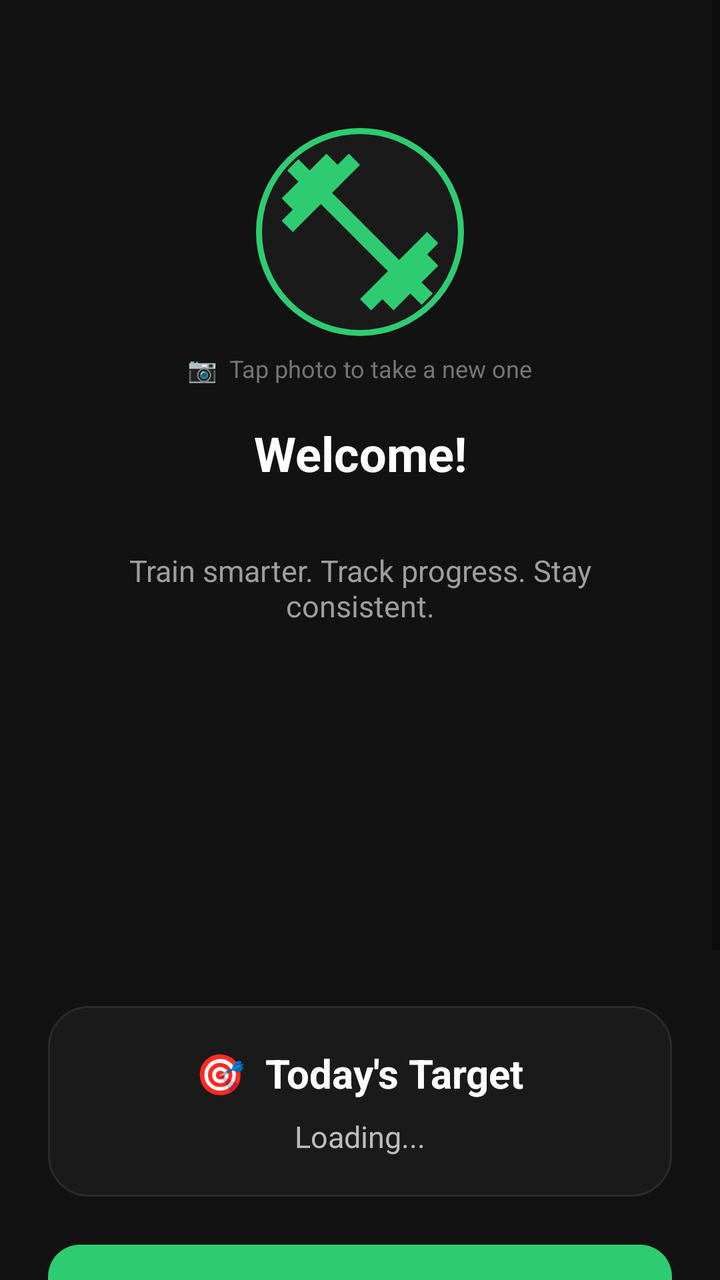
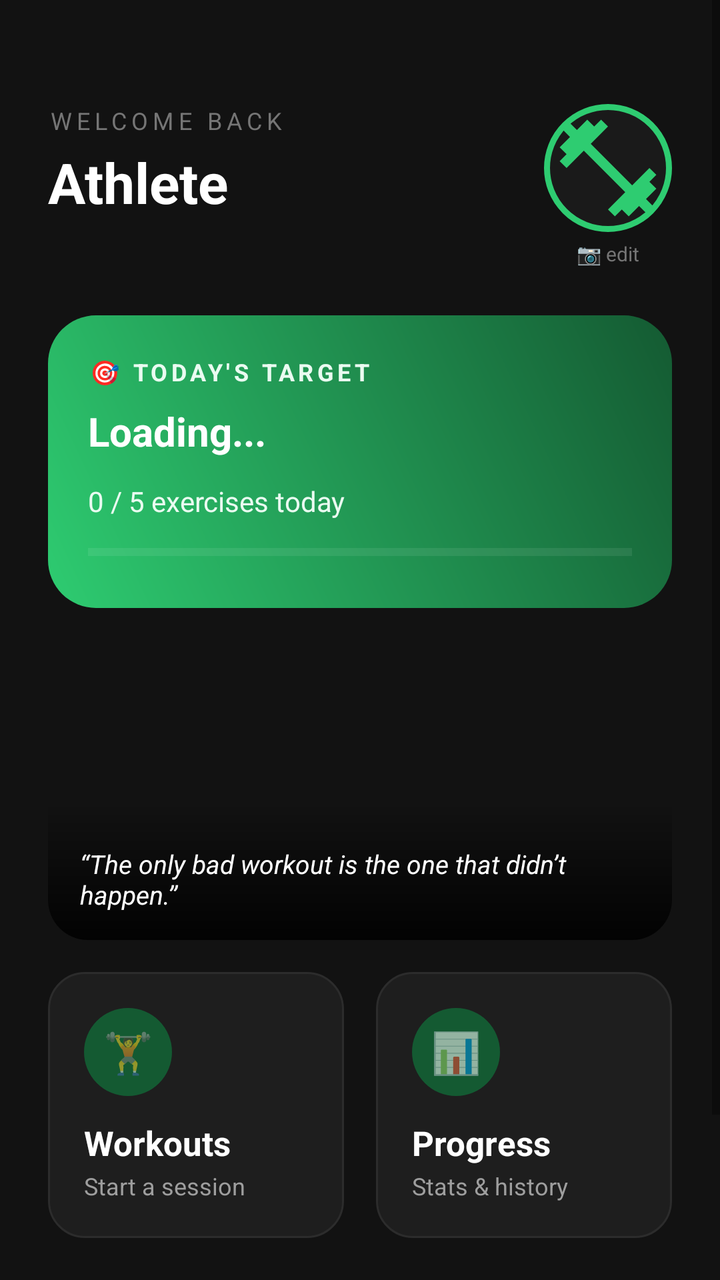

Screens rendered from an Android XML layout before and after an edit, with the pre-edit source and the edit as a unified diff.
<!-- AndroidManifest.xml: application theme Theme.GymFlow -->
<!-- res/layout/activity_main.xml -->
<?xml version="1.0" encoding="utf-8"?>
<ScrollView xmlns:android="http://schemas.android.com/apk/res/android"
    android:layout_width="match_parent"
    android:layout_height="match_parent"
    android:background="@color/background">

    <LinearLayout
        android:layout_width="match_parent"
        android:layout_height="wrap_content"
        android:orientation="vertical"
        android:padding="24dp">

        
        <ImageView
            android:id="@+id/imgProfile"
            android:layout_width="104dp"
            android:layout_height="104dp"
            android:layout_gravity="center"
            android:layout_marginTop="40dp"
            android:background="@drawable/profile_ring_bg"
            android:padding="5dp"
            android:src="@drawable/ic_dumbbell"
            android:contentDescription="Profile photo" />

        
        <TextView
            android:layout_width="wrap_content"
            android:layout_height="wrap_content"
            android:layout_gravity="center"
            android:layout_marginTop="8dp"
            android:text="📷  Tap photo to take a new one"
            android:textColor="@color/text_muted"
            android:textSize="12sp" />

        
        <TextView
            android:id="@+id/tvWelcome"
            android:layout_width="match_parent"
            android:layout_height="wrap_content"
            android:layout_marginTop="18dp"
            android:gravity="center"
            android:text="Welcome!"
            android:textColor="@color/text_primary"
            android:textSize="24sp"
            android:textStyle="bold" />

        
        <TextView
            android:id="@+id/tvStreak"
            android:layout_width="match_parent"
            android:layout_height="wrap_content"
            android:layout_marginTop="6dp"
            android:gravity="center"
            android:text=""
            android:textColor="@color/accent"
            android:textSize="15sp"
            android:textStyle="bold" />

        
        <TextView
            android:id="@+id/tvSubtitle"
            android:layout_width="280dp"
            android:layout_height="wrap_content"
            android:layout_gravity="center"
            android:layout_marginTop="6dp"
            android:gravity="center"
            android:text="Train smarter. Track progress. Stay consistent."
            android:textColor="@color/text_secondary"
            android:textSize="15sp" />

        
        <ImageView
            android:id="@+id/imgBanner"
            android:layout_width="match_parent"
            android:layout_height="150dp"
            android:layout_marginTop="24dp"
            android:scaleType="centerCrop"
            android:contentDescription="Fitness banner" />

        
        <LinearLayout
            android:layout_width="match_parent"
            android:layout_height="wrap_content"
            android:layout_marginTop="16dp"
            android:background="@drawable/screen_panel_bg"
            android:orientation="vertical"
            android:padding="20dp">

            <TextView
                android:id="@+id/tvTargetTitle"
                android:layout_width="wrap_content"
                android:layout_height="wrap_content"
                android:layout_gravity="center"
                android:text="🎯  Today's Target"
                android:textColor="@color/text_primary"
                android:textSize="20sp"
                android:textStyle="bold" />

            <TextView
                android:id="@+id/tvTargetSubtitle"
                android:layout_width="wrap_content"
                android:layout_height="wrap_content"
                android:layout_marginTop="8dp"
                android:layout_gravity="center"
                android:text="Loading..."
                android:textColor="#BDBDBD"
                android:textSize="15sp" />

        </LinearLayout>

        
        <Button
            android:id="@+id/btnViewWorkouts"
            android:layout_width="match_parent"
            android:layout_height="56dp"
            android:layout_marginTop="24dp"
            android:background="@drawable/primary_button_bg"
            android:text="View Workouts"
            android:textAllCaps="false"
            android:textColor="@color/text_primary"
            android:textSize="17sp"
            android:textStyle="bold" />

        
        <Button
            android:id="@+id/btnViewProgress"
            android:layout_width="match_parent"
            android:layout_height="56dp"
            android:layout_marginTop="14dp"
            android:background="@drawable/secondary_button_bg"
            android:text="View Progress"
            android:textAllCaps="false"
            android:textColor="@color/text_primary"
            android:textSize="17sp" />

        
        <Button
            android:id="@+id/btnSignOut"
            android:layout_width="wrap_content"
            android:layout_height="wrap_content"
            android:layout_gravity="center"
            android:layout_marginTop="18dp"
            android:layout_marginBottom="24dp"
            android:background="@android:color/transparent"
            android:text="Sign Out"
            android:textAllCaps="false"
            android:textColor="@color/text_muted"
            android:textSize="15sp" />

    </LinearLayout>

</ScrollView>
<!-- resources referenced by this layout -->
<resources>
  <color name="accent">#2ECC71</color>
  <color name="background">#121212</color>
  <color name="text_muted">#757575</color>
  <color name="text_primary">#FFFFFF</color>
  <color name="text_secondary">#9E9E9E</color>
  <!-- drawable ic_dumbbell (drawable) -->
  <vector xmlns:android="http://schemas.android.com/apk/res/android" android:height="64dp" android:tint="#2ECC71" android:viewportHeight="24" android:viewportWidth="24" android:width="64dp">
        
      <path android:fillColor="@android:color/white" android:pathData="M20.57,14.86L22,13.43 20.57,12 17,15.57 8.43,7 12,3.43 10.57,2 9.14,3.43 7.71,2 5.57,4.14 4.14,2.71 2.71,4.14l1.43,1.43L2,7.71l1.43,1.43L2,10.57 3.43,12 7,8.43 15.57,17 12,20.57 13.43,22l1.43,-1.43L16.29,22l2.14,-2.14 1.43,1.43 1.43,-1.43 -1.43,-1.43L22,16.29z"/>
      
  </vector>
  <!-- drawable primary_button_bg (drawable) -->
  <?xml version="1.0" encoding="utf-8"?>
  <shape xmlns:android="http://schemas.android.com/apk/res/android">
      <solid android:color="#2ECC71" />
      <corners android:radius="16dp" />
  </shape>
  <!-- drawable profile_ring_bg (drawable) -->
  <?xml version="1.0" encoding="utf-8"?>
  <shape xmlns:android="http://schemas.android.com/apk/res/android"
      android:shape="oval">
      <solid android:color="@color/surface" />
      <stroke
          android:width="3dp"
          android:color="@color/accent" />
  </shape>
  <!-- drawable screen_panel_bg (drawable) -->
  <?xml version="1.0" encoding="utf-8"?>
  <shape xmlns:android="http://schemas.android.com/apk/res/android">
      <solid android:color="#1A1A1A" />
      <corners android:radius="20dp" />
      <stroke
          android:width="1dp"
          android:color="#2B2B2B" />
  </shape>
  <!-- drawable secondary_button_bg (drawable) -->
  <?xml version="1.0" encoding="utf-8"?>
  <shape xmlns:android="http://schemas.android.com/apk/res/android">
      <solid android:color="#2A2A2A" />
      <corners android:radius="16dp" />
      <stroke
          android:width="1dp"
          android:color="#3A3A3A" />
  </shape>
  <style name="Theme.GymFlow" parent="Theme.AppCompat.DayNight.NoActionBar">
          <item name="android:statusBarColor">@android:color/transparent</item>
      </style>
  <color name="surface">#1A1A1A</color>
</resources>

<!-- the commit's change to res/layout/activity_main.xml (unified diff, before → after) -->
@@ -11,127 +11,239 @@
         android:padding="24dp">
 
         
-        <ImageView
-            android:id="@+id/imgProfile"
-            android:layout_width="104dp"
-            android:layout_height="104dp"
-            android:layout_gravity="center"
-            android:layout_marginTop="40dp"
-            android:background="@drawable/profile_ring_bg"
-            android:padding="5dp"
-            android:src="@drawable/ic_dumbbell"
-            android:contentDescription="Profile photo" />
-
-        
-        <TextView
-            android:layout_width="wrap_content"
-            android:layout_height="wrap_content"
-            android:layout_gravity="center"
-            android:layout_marginTop="8dp"
-            android:text="📷  Tap photo to take a new one"
-            android:textColor="@color/text_muted"
-            android:textSize="12sp" />
-
-        
-        <TextView
-            android:id="@+id/tvWelcome"
-            android:layout_width="match_parent"
-            android:layout_height="wrap_content"
-            android:layout_marginTop="18dp"
-            android:gravity="center"
-            android:text="Welcome!"
-            android:textColor="@color/text_primary"
-            android:textSize="24sp"
-            android:textStyle="bold" />
-
-        
-        <TextView
-            android:id="@+id/tvStreak"
-            android:layout_width="match_parent"
-            android:layout_height="wrap_content"
-            android:layout_marginTop="6dp"
-            android:gravity="center"
-            android:text=""
-            android:textColor="@color/accent"
-            android:textSize="15sp"
-            android:textStyle="bold" />
-
-        
-        <TextView
-            android:id="@+id/tvSubtitle"
-            android:layout_width="280dp"
-            android:layout_height="wrap_content"
-            android:layout_gravity="center"
-            android:layout_marginTop="6dp"
-            android:gravity="center"
-            android:text="Train smarter. Track progress. Stay consistent."
-            android:textColor="@color/text_secondary"
-            android:textSize="15sp" />
-
-        
-        <ImageView
-            android:id="@+id/imgBanner"
-            android:layout_width="match_parent"
-            android:layout_height="150dp"
+        <LinearLayout
+            android:layout_width="match_parent"
+            android:layout_height="wrap_content"
+            android:layout_marginTop="28dp"
+            android:gravity="center_vertical"
+            android:orientation="horizontal">
+
+            <LinearLayout
+                android:layout_width="0dp"
+                android:layout_height="wrap_content"
+                android:layout_weight="1"
+                android:orientation="vertical">
+
+                <TextView
+                    android:layout_width="wrap_content"
+                    android:layout_height="wrap_content"
+                    android:letterSpacing="0.2"
+                    android:text="WELCOME BACK"
+                    android:textColor="@color/text_muted"
+                    android:textSize="12sp" />
+
+                <TextView
+                    android:id="@+id/tvWelcome"
+                    android:layout_width="wrap_content"
+                    android:layout_height="wrap_content"
+                    android:layout_marginTop="4dp"
+                    android:text="Athlete"
+                    android:textColor="@color/text_primary"
+                    android:textSize="28sp"
+                    android:textStyle="bold" />
+
+                
+                <TextView
+                    android:id="@+id/tvStreak"
+                    android:layout_width="wrap_content"
+                    android:layout_height="wrap_content"
+                    android:layout_marginTop="6dp"
+                    android:text=""
+                    android:textColor="@color/accent"
+                    android:textSize="13sp"
+                    android:textStyle="bold" />
+            </LinearLayout>
+
+            
+            <LinearLayout
+                android:layout_width="wrap_content"
+                android:layout_height="wrap_content"
+                android:gravity="center_horizontal"
+                android:orientation="vertical">
+
+                <ImageView
+                    android:id="@+id/imgProfile"
+                    android:layout_width="64dp"
+                    android:layout_height="64dp"
+                    android:background="@drawable/profile_ring_bg"
+                    android:padding="3dp"
+                    android:src="@drawable/ic_dumbbell"
+                    android:contentDescription="Profile photo — tap to take a new one" />
+
+                <TextView
+                    android:layout_width="wrap_content"
+                    android:layout_height="wrap_content"
+                    android:layout_marginTop="4dp"
+                    android:text="📷 edit"
+                    android:textColor="@color/text_muted"
+                    android:textSize="10sp" />
+            </LinearLayout>
+        </LinearLayout>
+
+        
+        <LinearLayout
+            android:layout_width="match_parent"
+            android:layout_height="wrap_content"
             android:layout_marginTop="24dp"
-            android:scaleType="centerCrop"
-            android:contentDescription="Fitness banner" />
-
-        
-        <LinearLayout
-            android:layout_width="match_parent"
-            android:layout_height="wrap_content"
-            android:layout_marginTop="16dp"
-            android:background="@drawable/screen_panel_bg"
+            android:background="@drawable/hero_panel_bg"
             android:orientation="vertical"
             android:padding="20dp">
 
             <TextView
-                android:id="@+id/tvTargetTitle"
-                android:layout_width="wrap_content"
-                android:layout_height="wrap_content"
-                android:layout_gravity="center"
-                android:text="🎯  Today's Target"
+                android:id="@+id/tvTargetLabel"
+                android:layout_width="wrap_content"
+                android:layout_height="wrap_content"
+                android:letterSpacing="0.15"
+                android:text="🎯 TODAY'S TARGET"
+                android:textColor="@color/text_on_accent"
+                android:textSize="12sp"
+                android:textStyle="bold" />
+
+            <TextView
+                android:id="@+id/tvTargetText"
+                android:layout_width="wrap_content"
+                android:layout_height="wrap_content"
+                android:layout_marginTop="8dp"
+                android:text="Loading..."
                 android:textColor="@color/text_primary"
                 android:textSize="20sp"
                 android:textStyle="bold" />
 
             <TextView
-                android:id="@+id/tvTargetSubtitle"
-                android:layout_width="wrap_content"
+                android:id="@+id/tvTargetProgress"
+                android:layout_width="wrap_content"
+                android:layout_height="wrap_content"
+                android:layout_marginTop="12dp"
+                android:text="0 / 5 exercises today"
+                android:textColor="@color/text_on_accent"
+                android:textSize="14sp" />
+
+            <ProgressBar
+                android:id="@+id/pbDailyGoal"
+                style="?android:attr/progressBarStyleHorizontal"
+                android:layout_width="match_parent"
                 android:layout_height="wrap_content"
                 android:layout_marginTop="8dp"
-                android:layout_gravity="center"
-                android:text="Loading..."
-                android:textColor="#BDBDBD"
-                android:textSize="15sp" />
-
+                android:progressTint="#FFFFFF"
+                android:progressBackgroundTint="#4DFFFFFF" />
         </LinearLayout>
 
         
-        <Button
-            android:id="@+id/btnViewWorkouts"
-            android:layout_width="match_parent"
-            android:layout_height="56dp"
-            android:layout_marginTop="24dp"
-            android:background="@drawable/primary_button_bg"
-            android:text="View Workouts"
-            android:textAllCaps="false"
-            android:textColor="@color/text_primary"
-            android:textSize="17sp"
-            android:textStyle="bold" />
-
-        
-        <Button
-            android:id="@+id/btnViewProgress"
-            android:layout_width="match_parent"
-            android:layout_height="56dp"
-            android:layout_marginTop="14dp"
-            android:background="@drawable/secondary_button_bg"
-            android:text="View Progress"
-            android:textAllCaps="false"
-            android:textColor="@color/text_primary"
-            android:textSize="17sp" />
+        <FrameLayout
+            android:layout_width="match_parent"
+            android:layout_height="150dp"
+            android:layout_marginTop="16dp">
+
+            <ImageView
+                android:id="@+id/imgBanner"
+                android:layout_width="match_parent"
+                android:layout_height="match_parent"
+                android:scaleType="centerCrop"
+                android:contentDescription="Fitness banner" />
+
+            
+            <TextView
+                android:layout_width="match_parent"
+                android:layout_height="wrap_content"
+                android:layout_gravity="bottom"
+                android:background="@drawable/scrim_bottom"
+                android:paddingStart="16dp"
+                android:paddingEnd="16dp"
+                android:paddingTop="24dp"
+                android:paddingBottom="14dp"
+                android:text="“The only bad workout is the one that didn’t happen.”"
+                android:textColor="@color/text_primary"
+                android:textSize="13sp"
+                android:textStyle="italic" />
+        </FrameLayout>
+
+        
+        <LinearLayout
+            android:layout_width="match_parent"
+            android:layout_height="wrap_content"
+            android:layout_marginTop="16dp"
+            android:orientation="horizontal">
+
+            
+            <LinearLayout
+                android:id="@+id/cardWorkouts"
+                android:layout_width="0dp"
+                android:layout_height="wrap_content"
+                android:layout_marginEnd="8dp"
+                android:layout_weight="1"
+                android:background="@drawable/exercise_card_default"
+                android:clickable="true"
+                android:focusable="true"
+                android:foreground="?attr/selectableItemBackground"
+                android:orientation="vertical"
+                android:padding="18dp">
+
+                <TextView
+                    android:layout_width="44dp"
+                    android:layout_height="44dp"
+                    android:background="@drawable/category_icon_bg"
+                    android:gravity="center"
+                    android:text="🏋️"
+                    android:textSize="20sp" />
+
+                <TextView
+                    android:layout_width="wrap_content"
+                    android:layout_height="wrap_content"
+                    android:layout_marginTop="12dp"
+                    android:text="Workouts"
+                    android:textColor="@color/text_primary"
+                    android:textSize="17sp"
+                    android:textStyle="bold" />
+
+                <TextView
+                    android:layout_width="wrap_content"
+                    android:layout_height="wrap_content"
+                    android:layout_marginTop="2dp"
+                    android:text="Start a session"
+                    android:textColor="@color/text_secondary"
+                    android:textSize="12sp" />
+            </LinearLayout>
+
+            
+            <LinearLayout
+                android:id="@+id/cardProgress"
+                android:layout_width="0dp"
+                android:layout_height="wrap_content"
+                android:layout_marginStart="8dp"
+                android:layout_weight="1"
+                android:background="@drawable/exercise_card_default"
+                android:clickable="true"
+                android:focusable="true"
+                android:foreground="?attr/selectableItemBackground"
+                android:orientation="vertical"
+                android:padding="18dp">
+
+                <TextView
+                    android:layout_width="44dp"
+                    android:layout_height="44dp"
+                    android:background="@drawable/category_icon_bg"
+                    android:gravity="center"
+                    android:text="📊"
+                    android:textSize="20sp" />
+
+                <TextView
+                    android:layout_width="wrap_content"
+                    android:layout_height="wrap_content"
+                    android:layout_marginTop="12dp"
+                    android:text="Progress"
+                    android:textColor="@color/text_primary"
+                    android:textSize="17sp"
+                    android:textStyle="bold" />
+
+                <TextView
+                    android:layout_width="wrap_content"
+                    android:layout_height="wrap_content"
+                    android:layout_marginTop="2dp"
+                    android:text="Stats &amp; history"
+                    android:textColor="@color/text_secondary"
+                    android:textSize="12sp" />
+            </LinearLayout>
+        </LinearLayout>
 
         
         <Button
@@ -139,7 +251,7 @@
             android:layout_width="wrap_content"
             android:layout_height="wrap_content"
             android:layout_gravity="center"
-            android:layout_marginTop="18dp"
+            android:layout_marginTop="20dp"
             android:layout_marginBottom="24dp"
             android:background="@android:color/transparent"
             android:text="Sign Out"
<!-- resource entries referenced after the edit -->
@@ -3,20 +3,39 @@
   <color name="accent">#2ECC71</color>
   <color name="background">#121212</color>
   <color name="text_muted">#757575</color>
+  <color name="text_on_accent">#EAFBF1</color>
   <color name="text_primary">#FFFFFF</color>
   <color name="text_secondary">#9E9E9E</color>
+  <!-- drawable category_icon_bg (drawable) -->
+  <?xml version="1.0" encoding="utf-8"?>
+  <shape xmlns:android="http://schemas.android.com/apk/res/android"
+      android:shape="oval">
+      <solid android:color="@color/accent_deep" />
+  </shape>
+  <!-- drawable exercise_card_default (drawable) -->
+  <?xml version="1.0" encoding="utf-8"?>
+  <shape xmlns:android="http://schemas.android.com/apk/res/android">
+      <solid android:color="#1E1E1E" />
+      <corners android:radius="18dp" />
+      <stroke
+          android:width="1dp"
+          android:color="#2C2C2C" />
+  </shape>
+  <!-- drawable hero_panel_bg (drawable) -->
+  <?xml version="1.0" encoding="utf-8"?>
+  <shape xmlns:android="http://schemas.android.com/apk/res/android">
+      <gradient
+          android:angle="45"
+          android:startColor="@color/accent"
+          android:endColor="@color/accent_deep" />
+      <corners android:radius="24dp" />
+  </shape>
   <!-- drawable ic_dumbbell (drawable) -->
   <vector xmlns:android="http://schemas.android.com/apk/res/android" android:height="64dp" android:tint="#2ECC71" android:viewportHeight="24" android:viewportWidth="24" android:width="64dp">
         
       <path android:fillColor="@android:color/white" android:pathData="M20.57,14.86L22,13.43 20.57,12 17,15.57 8.43,7 12,3.43 10.57,2 9.14,3.43 7.71,2 5.57,4.14 4.14,2.71 2.71,4.14l1.43,1.43L2,7.71l1.43,1.43L2,10.57 3.43,12 7,8.43 15.57,17 12,20.57 13.43,22l1.43,-1.43L16.29,22l2.14,-2.14 1.43,1.43 1.43,-1.43 -1.43,-1.43L22,16.29z"/>
       
   </vector>
-  <!-- drawable primary_button_bg (drawable) -->
-  <?xml version="1.0" encoding="utf-8"?>
-  <shape xmlns:android="http://schemas.android.com/apk/res/android">
-      <solid android:color="#2ECC71" />
-      <corners android:radius="16dp" />
-  </shape>
   <!-- drawable profile_ring_bg (drawable) -->
   <?xml version="1.0" encoding="utf-8"?>
   <shape xmlns:android="http://schemas.android.com/apk/res/android"
@@ -26,27 +45,21 @@
           android:width="3dp"
           android:color="@color/accent" />
   </shape>
-  <!-- drawable screen_panel_bg (drawable) -->
+  <!-- drawable scrim_bottom (drawable) -->
   <?xml version="1.0" encoding="utf-8"?>
   <shape xmlns:android="http://schemas.android.com/apk/res/android">
-      <solid android:color="#1A1A1A" />
-      <corners android:radius="20dp" />
-      <stroke
-          android:width="1dp"
-          android:color="#2B2B2B" />
-  </shape>
-  <!-- drawable secondary_button_bg (drawable) -->
-  <?xml version="1.0" encoding="utf-8"?>
-  <shape xmlns:android="http://schemas.android.com/apk/res/android">
-      <solid android:color="#2A2A2A" />
-      <corners android:radius="16dp" />
-      <stroke
-          android:width="1dp"
-          android:color="#3A3A3A" />
+      <gradient
+          android:angle="90"
+          android:startColor="#E6000000"
+          android:endColor="#00000000" />
+      <corners
+          android:bottomLeftRadius="20dp"
+          android:bottomRightRadius="20dp" />
   </shape>
   <style name="Theme.GymFlow" parent="Theme.AppCompat.DayNight.NoActionBar">
           <item name="android:statusBarColor">@android:color/transparent</item>
       </style>
+  <color name="accent_deep">#145A32</color>
   <color name="surface">#1A1A1A</color>
 </resources>
 
